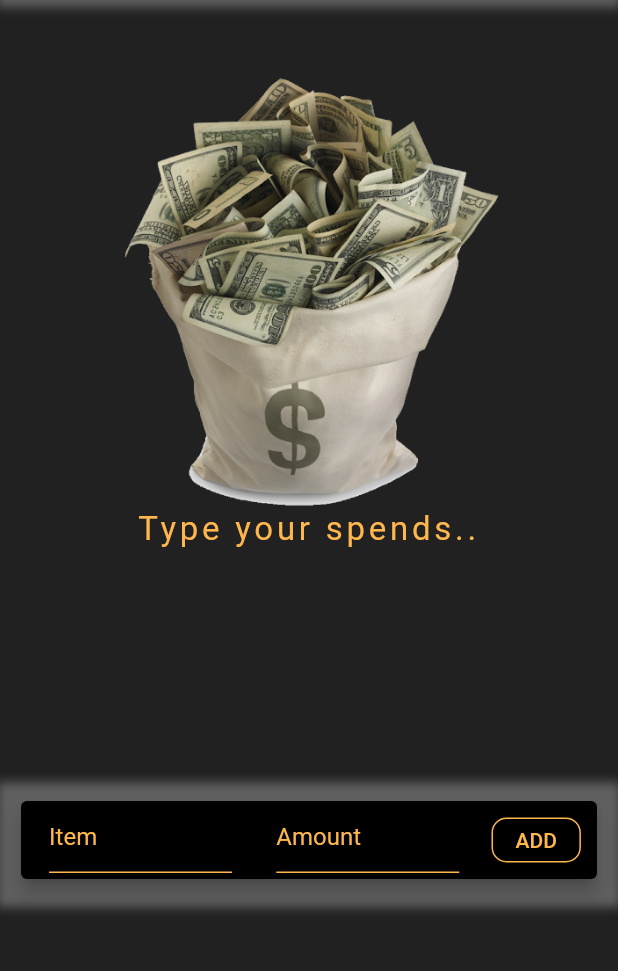
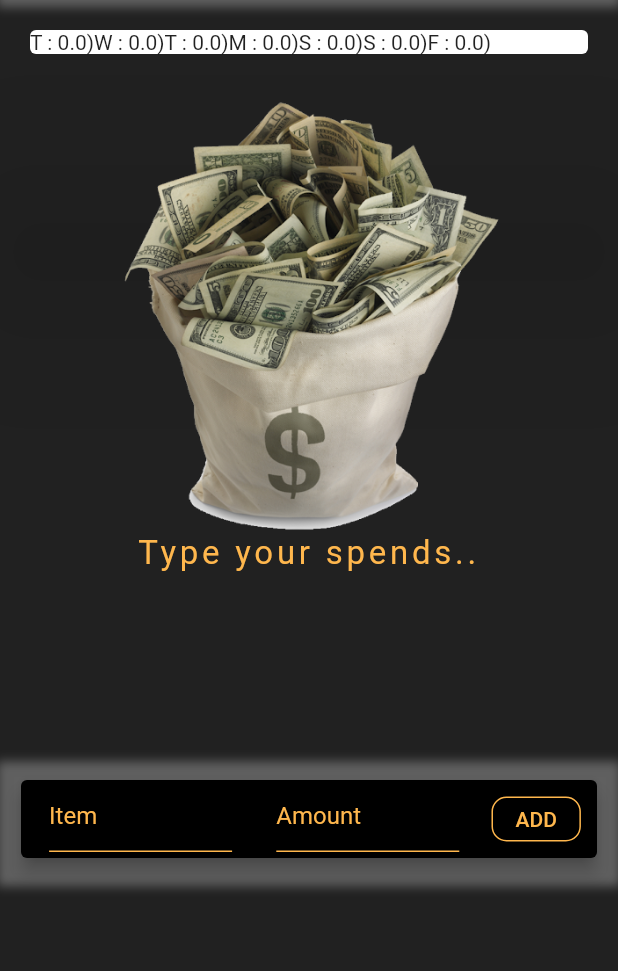
Before and after one commit to YourGuruNet/expense_calculator-Flutter, a Flutter app: the screen it shows after launch, on a phone screen of 412 x 824 dp, the part 84-1055 px from its top. Run offline on Flutter 3.47's test engine with Material 2 defaults, Android fonts, the phone set to English and light mode, and no system bars; our stand-ins replace google_fonts.

Commit message:
Showing dates on the screen

```diff
--- a/lib/widgets/chart.dart
+++ b/lib/widgets/chart.dart
@@ -23,7 +23,10 @@ class Chart extends StatelessWidget {
       }
       // print(DateFormat.E().format(weekDay));
       // print(totalSum);
-      return {'day': DateFormat.E().format(weekDay), 'amount': totalSum};
+      return {
+        'day': DateFormat.E().format(weekDay).substring(0, 1),
+        'amount': totalSum
+      };
     });
   }
 
@@ -34,11 +37,9 @@ class Chart extends StatelessWidget {
       elevation: 70,
       margin: EdgeInsets.all(20),
       child: Row(
-        children: [
-          Column(
-            children: [],
-          )
-        ],
+        children: groupedTransactionVlaues.map((data) {
+          return Text('${data['day']} : ${data['amount'].toString()})');
+        }).toList(),
       ),
     );
   }
--- a/lib/widgets/transaction_list.dart
+++ b/lib/widgets/transaction_list.dart
@@ -12,7 +12,7 @@ class TransactionList extends StatelessWidget {
   @override
   Widget build(BuildContext context) {
     return Container(
-      height: 480,
+      height: 450,
       child: userTransactions.isEmpty
           ? Container(
               child: Column(
```
